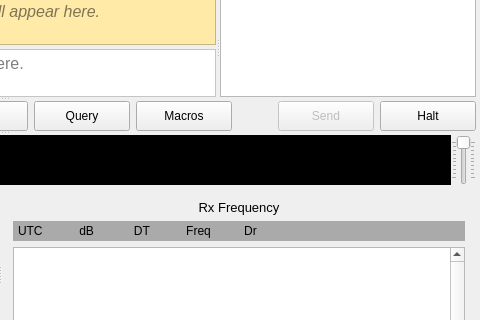
Above: mainwindow.ui from qcmiao1998/js8call before the change; both pictures show x 480 to 960 and y 140 to 460 of the 960 by 868 pixel window. Below: the same form after it.
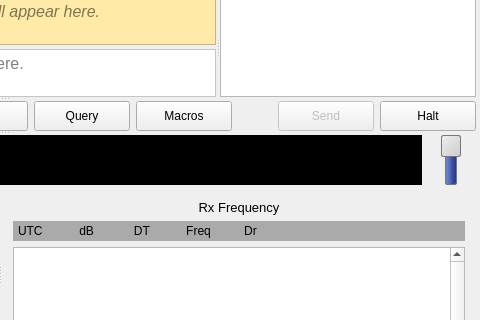
That is the form after the change. Custom widgets are drawn as their Qt base class.

Commit message: New slider style

```diff
--- a/mainwindow.ui
+++ b/mainwindow.ui
@@ -1409,13 +1409,83 @@
            </item>
            <item>
             <layout class="QVBoxLayout" name="verticalLayout_9">
+             <property name="leftMargin">
+              <number>4</number>
+             </property>
              <item>
               <widget class="QSlider" name="outAttenuation">
+               <property name="minimumSize">
+                <size>
+                 <width>50</width>
+                 <height>0</height>
+                </size>
+               </property>
+               <property name="font">
+                <font>
+                 <pointsize>16</pointsize>
+                </font>
+               </property>
                <property name="toolTip">
                 <string>Adjust Tx audio level</string>
                </property>
                <property name="styleSheet">
-                <string notr="true">selection-background-color: rgb(70, 70, 70);</string>
+                <string notr="true">QSlider::groove:vertical
+{
+border: 1px solid #bbb;
+background: white;
+width: 10px;
+border-radius: 2px;
+}
+
+QSlider::sub-page:vertical
+{
+background: QLinearGradient( x1: 0, y1: 0, x2: 1, y2: 0, stop: 0 #fff, stop: 0.4999 #eee, stop: 0.5 #ddd, stop: 1 #eee );
+border: 1px solid #777;
+width: 10px;
+border-radius: 2px;
+}
+
+QSlider::add-page:vertical {
+background: QLinearGradient( x1: 0, y1: 0, x2: 1, y2: 0, stop: 0 #78d, stop: 0.4999 #46a, stop: 0.5 #45a, stop: 1 #238 );
+
+border: 1px solid #777;
+border-radius: 2px;
+width: 10px;
+}
+
+QSlider::handle:vertical {
+background: qlineargradient(x1:0, y1:0, x2:1, y2:1, stop:0 #eee, stop:1 #ccc);
+border: 1px solid #777;
+width: 20px;
+height:20px;
+margin-top: -1px;
+margin-bottom: -1px;
+margin-left:-5px;
+margin-right:-5px;
+border-radius: 2px;
+}
+
+QSlider::handle:vertical:hover {
+background: qlineargradient(x1:0, y1:0, x2:1, y2:1, stop:0 #fff, stop:1 #ddd);
+border: 1px solid #444;
+border-radius: 2px;
+}
+
+QSlider::sub-page:vertical:disabled {
+background: #bbb;
+border-color: #999;
+}
+
+QSlider::add-page:vertical:disabled {
+background: #eee;
+border-color: #999;
+}
+
+QSlider::handle:vertical:disabled {
+background: #eee;
+border: 1px solid #aaa;
+border-radius: 2px;
+}</string>
                </property>
                <property name="maximum">
                 <number>450</number>
```
The commit also changes 1 other file.
